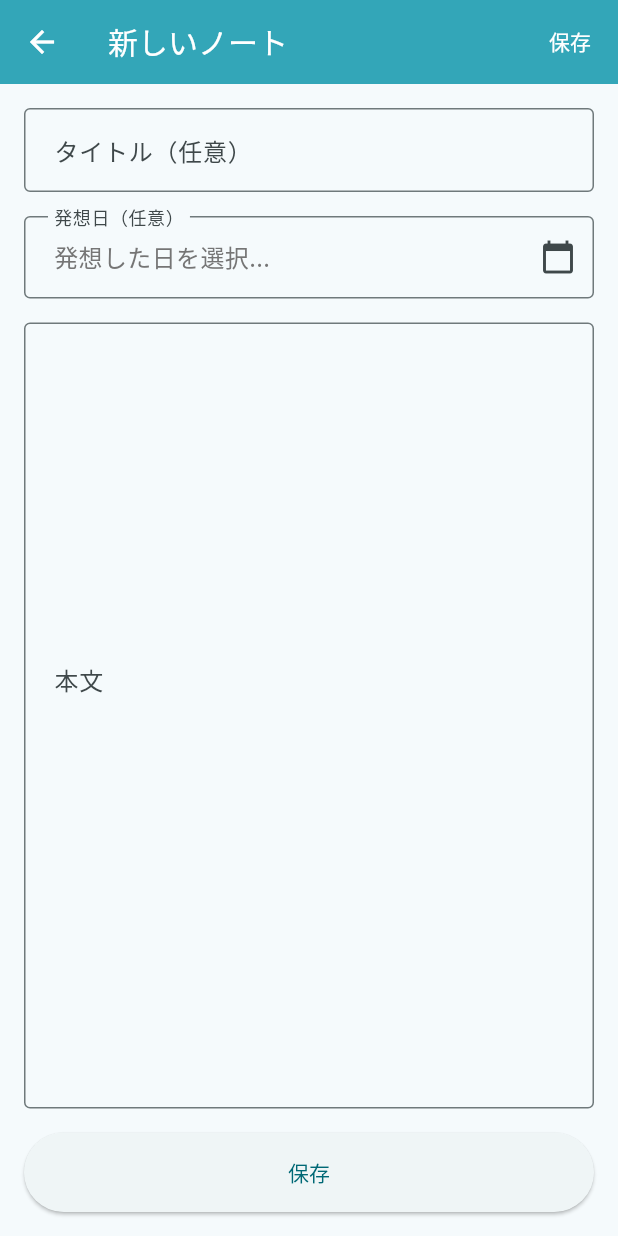
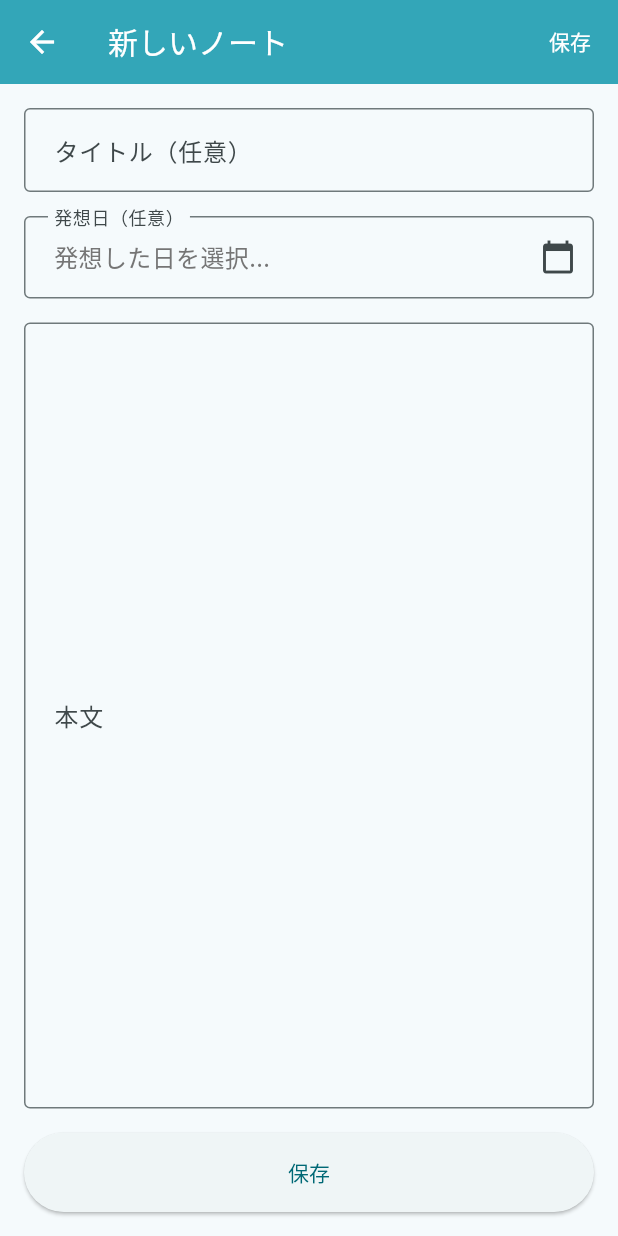
Before and after one commit to itezora-nonoha/logicket, a Flutter app: the NoteEditorScreen screen opened directly, on a phone screen of 412 x 824 dp. Run offline on Flutter 3.47's test engine with Material 3 defaults, Android fonts, the phone set to English and light mode, and no system bars; our stand-ins replace cloud_firestore, firebase_auth, firebase_core, flutter_markdown; accounts and stored records are empty.

Commit message:
fix ノート編集画面の調整

```diff
--- a/lib/screens/note_editor_screen.dart
+++ b/lib/screens/note_editor_screen.dart
@@ -173,7 +173,8 @@ class _NoteEditorScreenState extends State<NoteEditorScreen> {
                 textCapitalization: TextCapitalization.none,
                 decoration: const InputDecoration(
                   labelText: '本文',
-                  hintText: 'マークダウンでノートを書いてください...\n\n[[ノートID]] でリンクを作成できます',
+                  // hintText: 'マークダウンでノートを書いてください...\n\n[[ノートID]] でリンクを作成できます',
+                  hintText: 'マークダウン記法が使用できます',
                   border: OutlineInputBorder(),
                   labelStyle: TextStyle(fontFamily: 'NotoSansJP'),
                   hintStyle: TextStyle(fontFamily: 'NotoSansJP'),
@@ -182,7 +183,7 @@ class _NoteEditorScreenState extends State<NoteEditorScreen> {
                 ),
                 style: const TextStyle(
                   fontSize: 16,
-                  height: 1.5,
+                  // height: 1.5,
                   fontFamily: 'NotoSansJP',
                 ),
               ),
```
